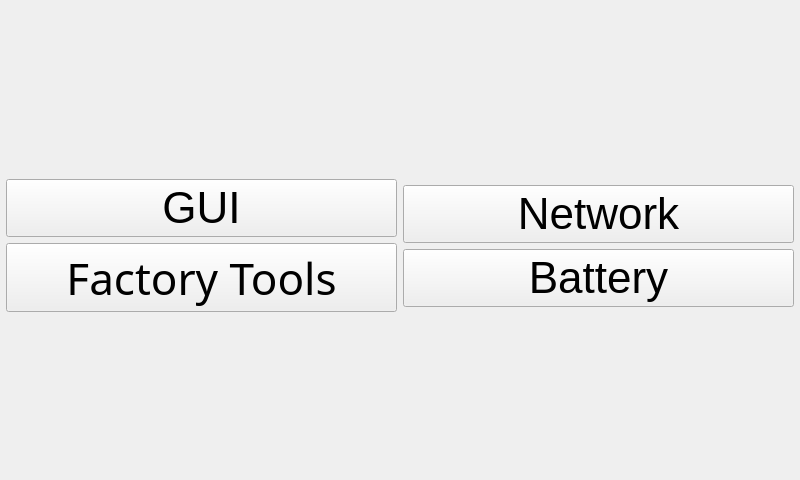
Before: the Qt Designer form ui/AdvancedSettingsWidget.ui in kipr/botui, drawn with Qt 5.
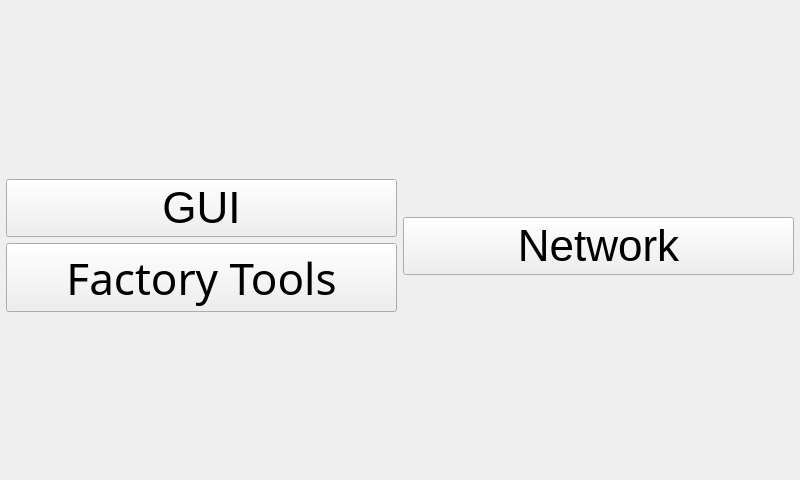
After: the same form once the commit is applied. Icons and pictures are not drawn.

```diff
--- a/ui/AdvancedSettingsWidget.ui
+++ b/ui/AdvancedSettingsWidget.ui
@@ -137,28 +137,6 @@
          </property>
         </widget>
        </item>
-       <item>
-        <widget class="QPushButton" name="battery">
-         <property name="font">
-          <font>
-           <pointsize>33</pointsize>
-          </font>
-         </property>
-         <property name="text">
-          <string>Battery</string>
-         </property>
-         <property name="icon">
-          <iconset resource="../rc/icons.qrc">
-           <normaloff>:/icons/battery-full.png</normaloff>:/icons/battery-full.png</iconset>
-         </property>
-         <property name="iconSize">
-          <size>
-           <width>35</width>
-           <height>35</height>
-          </size>
-         </property>
-        </widget>
-       </item>
        <item>
         <spacer name="verticalSpacer">
          <property name="orientation">
```
